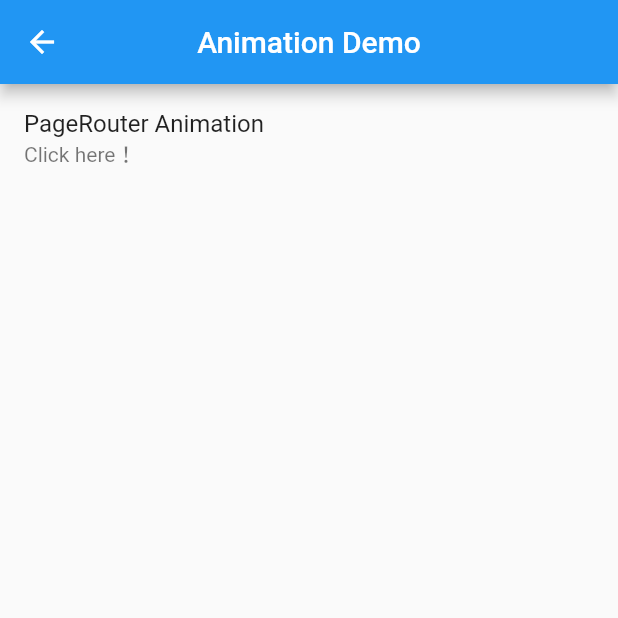
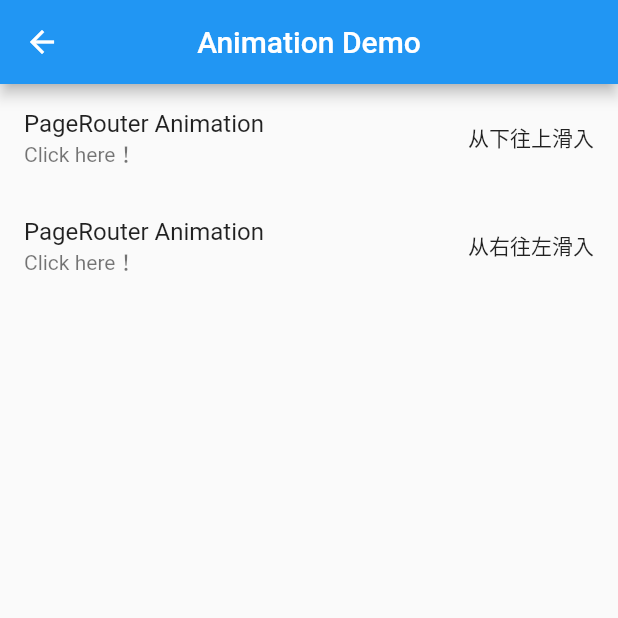
Before and after one commit to jiangkang/flutter-system, a Flutter app: the AnimationDemo screen opened by its route, on a phone screen of 412 x 824 dp, the top half of it. Run offline on Flutter 3.47's test engine with Material 2 defaults, Android fonts, the phone set to English and light mode, and no system bars; our stand-ins replace flutter_markdown, video_player, webview_flutter; network calls fail.

Commit message:
转场动画优化

```diff
--- a/lib/demos/demo_animation.dart
+++ b/lib/demos/demo_animation.dart
@@ -1,6 +1,8 @@
 import 'package:flutter/material.dart';
 
 import 'demo_image.dart';
+
+enum SlideDirection { right2left, bottom2top }
 
 /// Animation Demos
 /// 1. PageRouter Animation
@@ -22,28 +24,35 @@ class _AnimationDemoState extends State<AnimationDemo> {
       body: SafeArea(
           child: ListView(
         children: <Widget>[
-          buildPageRouterAnimation(),
+          buildPageRouterAnimation(SlideDirection.bottom2top),
+          buildPageRouterAnimation(SlideDirection.right2left),
         ],
       )),
     );
   }
 
   /// 创建一个PageRouter动画
-  Widget buildPageRouterAnimation() {
+  Widget buildPageRouterAnimation(SlideDirection slideDirection) {
     return ListTile(
       title: Text("PageRouter Animation"),
       subtitle: Text("Click here！"),
-      onTap: () => Navigator.of(context).push(_createPageRouter()),
+      trailing: Text(
+          slideDirection == SlideDirection.bottom2top ? "从下往上滑入" : "从右往左滑入"),
+      onTap: () =>
+          Navigator.of(context).push(_createPageRouter(slideDirection)),
     );
   }
 
-  Route _createPageRouter() {
+  Route _createPageRouter(SlideDirection slideDirection) {
     return PageRouteBuilder(pageBuilder: (BuildContext context,
         Animation animation, Animation secondaryAnimation) {
       return ImageDemo();
     }, transitionsBuilder: (BuildContext context, Animation<double> animation,
         Animation<double> secondaryAnimation, Widget child) {
       var begin = Offset(0, 1);
+      if (slideDirection == SlideDirection.right2left) {
+        begin = Offset(1, 0);
+      }
       var end = Offset.zero;
       var curve = Curves.ease;
       var tween = Tween(begin: begin, end: end).chain(CurveTween(curve: curve));
```
